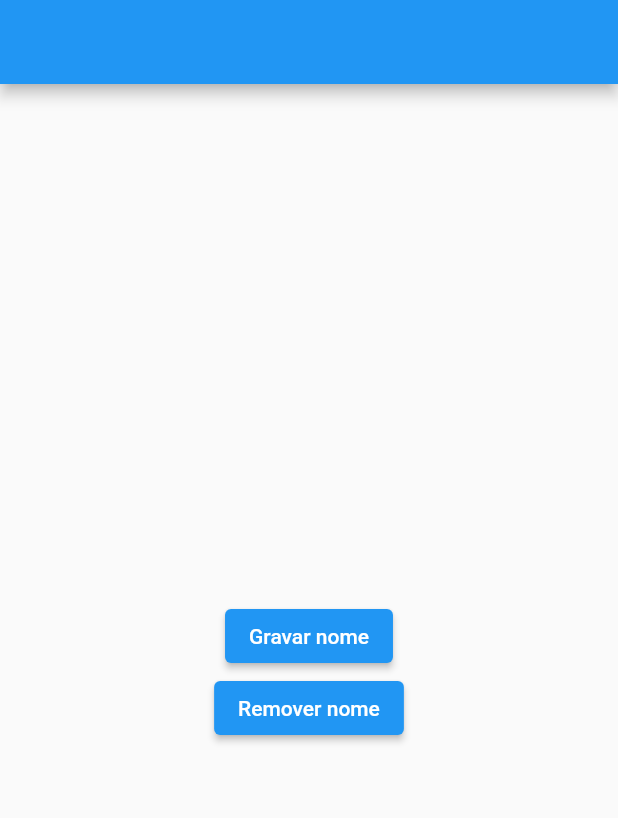
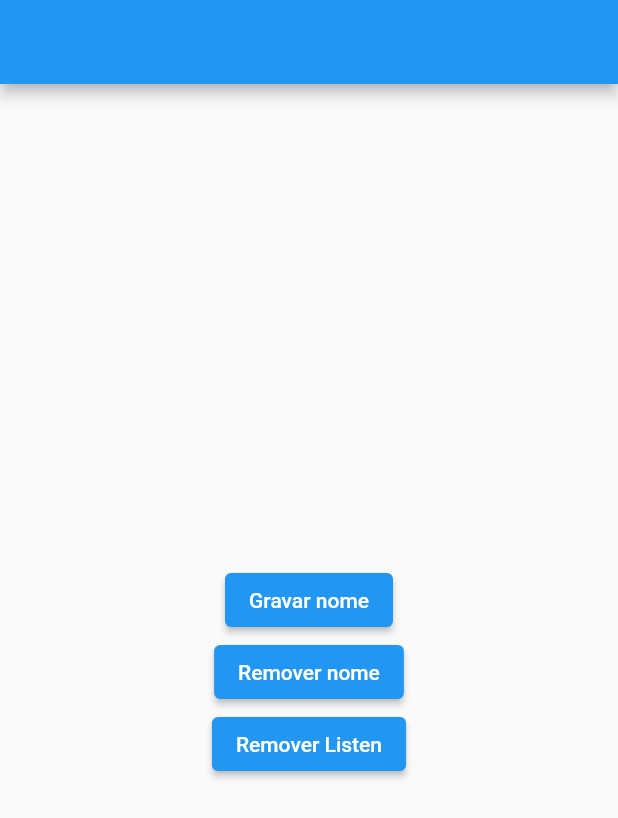
Before and after one commit to ElcioLS/adf_get_storage, a Flutter app: the screen it shows after launch, after a tap on "Gravar nome", after a tap on "Remover nome", on a phone screen of 412 x 824 dp. Shown: the top 818 px of the screen. Run offline on Flutter 3.47's test engine with Material 2 defaults, Android fonts, the phone set to English and light mode, and no system bars; our stand-ins replace get_storage.

Commit message:
Escutando alterações

```diff
--- a/lib/pages/home_page.dart
+++ b/lib/pages/home_page.dart
@@ -9,16 +9,31 @@ class HomePage extends StatefulWidget {
 }
 
 class _HomePageState extends State<HomePage> {
-  // late String nome;
+  final storage = GetStorage();
+  late final VoidCallback listen;
 
-  // @override
-  // void initState() {
-  //   super.initState();
-  // }
+  @override
+  void initState() {
+    listen = storage.listen(() {
+      debugPrint('O Storage foi alterado!!!');
+    });
+
+    storage.listenKey('nameKey', (value) {
+      debugPrint('Chave NameKey Alterada, $value');
+    });
+
+    super.initState();
+  }
+
+  @override
+  void dispose() {
+    listen();
+    super.dispose();
+  }
 
   @override
   Widget build(BuildContext context) {
-    var nome = GetStorage().read('nameKey') ?? '';
+    var nome = storage.read('nameKey') ?? '';
     return Scaffold(
       appBar: AppBar(
         title: const Text(''),
@@ -30,18 +45,23 @@ class _HomePageState extends State<HomePage> {
             Text(nome),
             ElevatedButton(
                 onPressed: () {
-                  GetStorage().write('nameKey', 'Elcinho');
+                  storage.write('nameKey', 'Elcinho');
                   setState(() {});
                 },
                 child: const Text('Gravar nome')),
             ElevatedButton(
                 onPressed: () {
-                  GetStorage().remove(
+                  storage.remove(
                     'nameKey',
                   );
                   setState(() {});
                 },
-                child: const Text('Remover nome'))
+                child: const Text('Remover nome')),
+            ElevatedButton(
+                onPressed: () {
+                  listen();
+                },
+                child: const Text('Remover Listen')),
           ],
         ),
       ),
```
